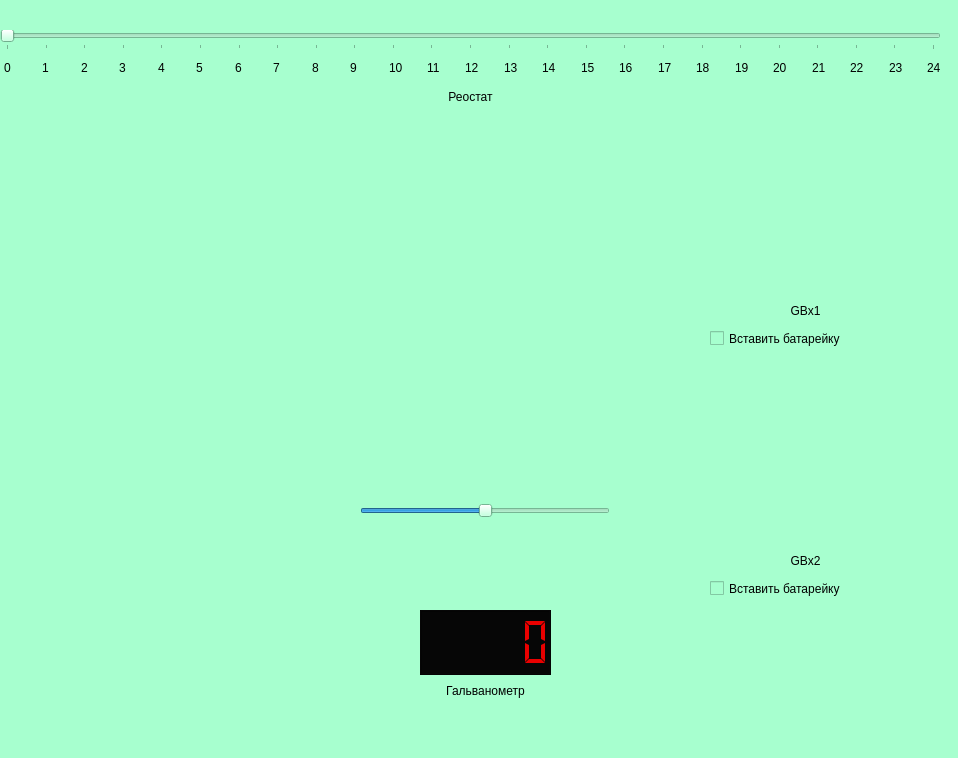
Qt form forms_ui/laba2.ui (doktorfish0078/SimulationOfLaboratoryWork) before a commit.
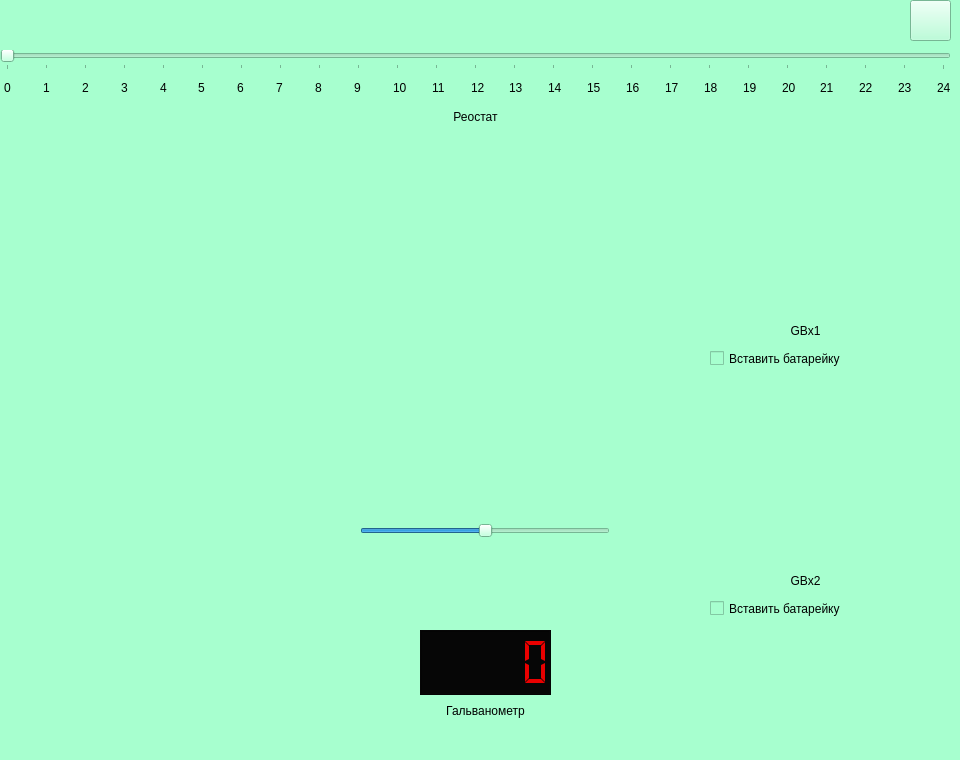
The same form after that commit. Icons and pictures are not drawn.

The edit to the form file:
```diff
--- a/forms_ui/laba2.ui
+++ b/forms_ui/laba2.ui
@@ -6,10 +6,22 @@
    <rect>
     <x>0</x>
     <y>0</y>
-    <width>958</width>
-    <height>758</height>
+    <width>960</width>
+    <height>760</height>
    </rect>
   </property>
+  <property name="minimumSize">
+   <size>
+    <width>960</width>
+    <height>760</height>
+   </size>
+  </property>
+  <property name="maximumSize">
+   <size>
+    <width>960</width>
+    <height>760</height>
+   </size>
+  </property>
   <property name="windowTitle">
    <string>MainWindow</string>
   </property>
@@ -21,8 +33,8 @@
     <property name="geometry">
      <rect>
       <x>0</x>
-      <y>30</y>
-      <width>941</width>
+      <y>50</y>
+      <width>951</width>
       <height>78</height>
      </rect>
     </property>
@@ -262,7 +274,7 @@
     <property name="geometry">
      <rect>
       <x>420</x>
-      <y>610</y>
+      <y>630</y>
       <width>131</width>
       <height>91</height>
      </rect>
@@ -331,7 +343,7 @@
     <property name="geometry">
      <rect>
       <x>700</x>
-      <y>130</y>
+      <y>150</y>
       <width>71</width>
       <height>121</height>
      </rect>
@@ -350,7 +362,7 @@
     <property name="geometry">
      <rect>
       <x>780</x>
-      <y>120</y>
+      <y>140</y>
       <width>71</width>
       <height>121</height>
      </rect>
@@ -369,7 +381,7 @@
     <property name="geometry">
      <rect>
       <x>850</x>
-      <y>500</y>
+      <y>520</y>
       <width>81</width>
       <height>131</height>
      </rect>
@@ -388,7 +400,7 @@
     <property name="geometry">
      <rect>
       <x>850</x>
-      <y>250</y>
+      <y>270</y>
       <width>81</width>
       <height>131</height>
      </rect>
@@ -407,7 +419,7 @@
     <property name="geometry">
      <rect>
       <x>770</x>
-      <y>290</y>
+      <y>310</y>
       <width>71</width>
       <height>41</height>
      </rect>
@@ -426,7 +438,7 @@
     <property name="geometry">
      <rect>
       <x>770</x>
-      <y>540</y>
+      <y>560</y>
       <width>71</width>
       <height>41</height>
      </rect>
@@ -445,7 +457,7 @@
     <property name="geometry">
      <rect>
       <x>710</x>
-      <y>330</y>
+      <y>350</y>
       <width>131</width>
       <height>17</height>
      </rect>
@@ -464,7 +476,7 @@
     <property name="geometry">
      <rect>
       <x>710</x>
-      <y>580</y>
+      <y>600</y>
       <width>131</width>
       <height>17</height>
      </rect>
@@ -496,7 +508,7 @@
     <property name="geometry">
      <rect>
       <x>360</x>
-      <y>500</y>
+      <y>520</y>
       <width>250</width>
       <height>22</height>
      </rect>
@@ -515,7 +527,7 @@
     <property name="geometry">
      <rect>
       <x>360</x>
-      <y>320</y>
+      <y>340</y>
       <width>250</width>
       <height>175</height>
      </rect>
@@ -548,6 +560,29 @@
      <bool>false</bool>
     </property>
    </widget>
+   <widget class="QPushButton" name="button_info">
+    <property name="geometry">
+     <rect>
+      <x>910</x>
+      <y>0</y>
+      <width>41</width>
+      <height>41</height>
+     </rect>
+    </property>
+    <property name="text">
+     <string/>
+    </property>
+    <property name="icon">
+     <iconset>
+      <normaloff>../images/laba_11/info.png</normaloff>../images/laba_11/info.png</iconset>
+    </property>
+    <property name="iconSize">
+     <size>
+      <width>32</width>
+      <height>32</height>
+     </size>
+    </property>
+   </widget>
   </widget>
   <widget class="QMenuBar" name="menubar">
    <property name="geometry">
```
Left out of the diff: 2 changed lines with no effect on the pictures.
